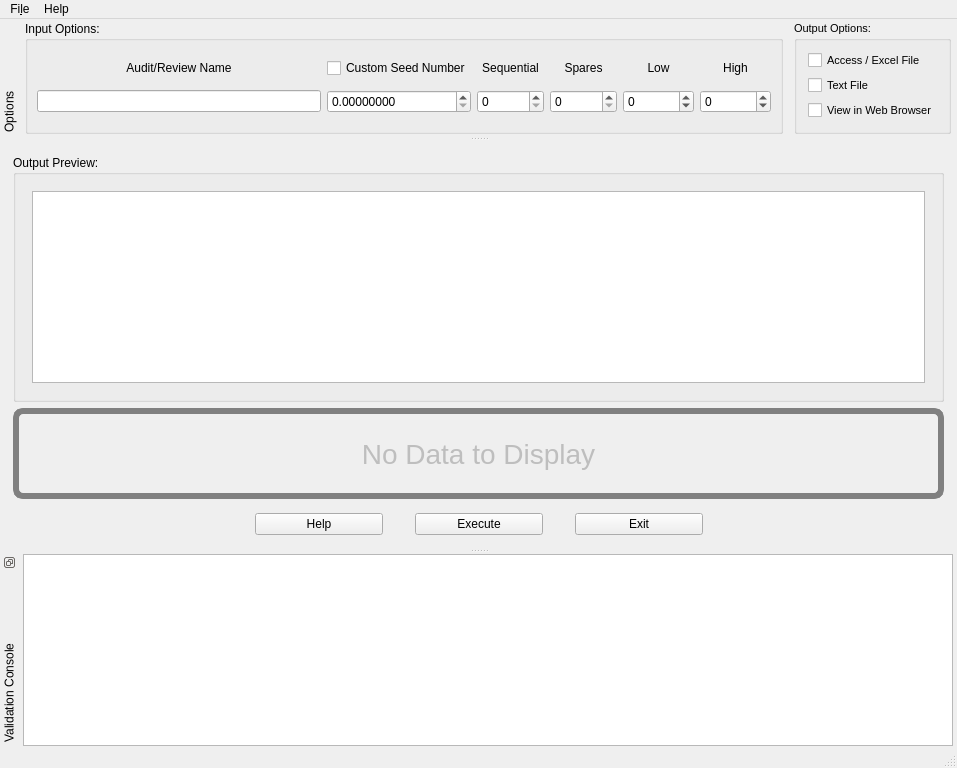
Above: products/RAT-STATS/rstats_modules/single_stage_random_numbers/src/UIRStatsSSRN.ui from cbtek/RStats2017 before the change. Below: the same form after it.
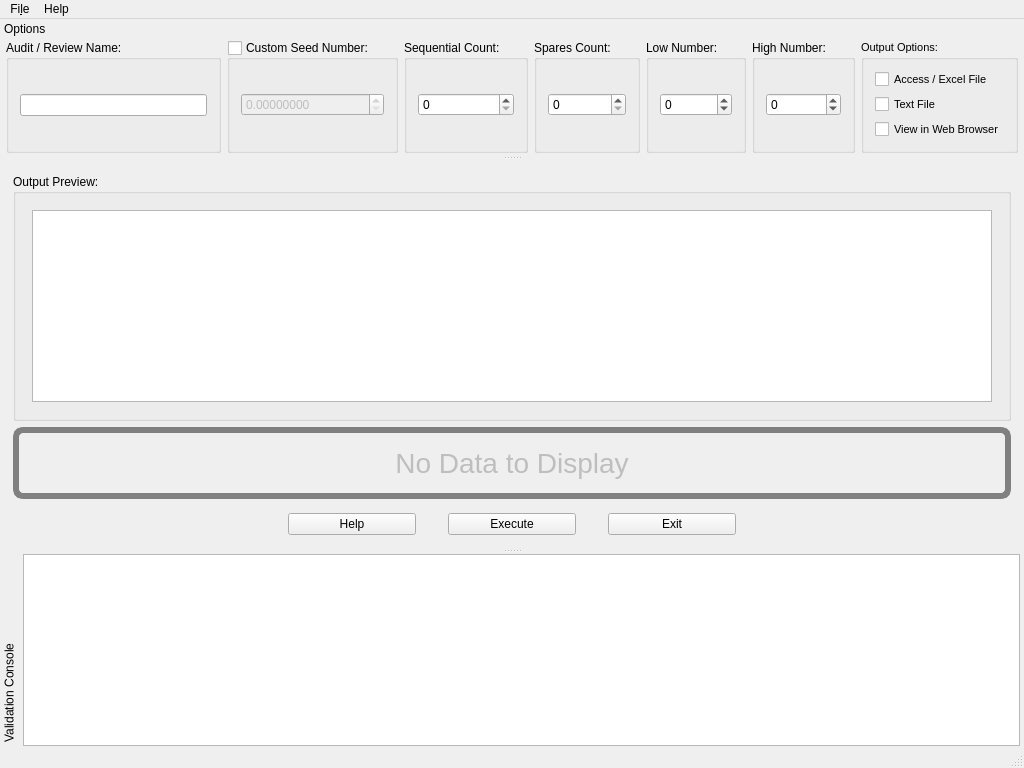
That is the form after the change.

Commit message: Added fixes for RAT-STATS Updated main launch menu with simple lists Updated SSRN to work better with screen readers

Patch:
```diff
--- a/products/RAT-STATS/rstats_modules/single_stage_random_numbers/src/UIRStatsSSRN.ui
+++ b/products/RAT-STATS/rstats_modules/single_stage_random_numbers/src/UIRStatsSSRN.ui
@@ -6,7 +6,7 @@
    <rect>
     <x>0</x>
     <y>0</y>
-    <width>957</width>
+    <width>1024</width>
     <height>768</height>
    </rect>
   </property>
@@ -231,7 +231,7 @@
   </widget>
   <widget class="QDockWidget" name="m_dockOptions">
    <property name="features">
-    <set>QDockWidget::DockWidgetMovable|QDockWidget::DockWidgetVerticalTitleBar</set>
+    <set>QDockWidget::NoDockWidgetFeatures</set>
    </property>
    <property name="allowedAreas">
     <set>Qt::BottomDockWidgetArea|Qt::TopDockWidgetArea</set>
@@ -260,7 +260,7 @@
       <widget class="QFrame" name="m_frmOptions">
        <layout class="QHBoxLayout" name="horizontalLayout_4">
         <property name="spacing">
-         <number>11</number>
+         <number>6</number>
         </property>
         <property name="leftMargin">
          <number>2</number>
@@ -277,39 +277,58 @@
         <item>
          <widget class="QGroupBox" name="m_grpNumberingOptions">
           <property name="sizePolicy">
-           <sizepolicy hsizetype="Preferred" vsizetype="Preferred">
+           <sizepolicy hsizetype="Expanding" vsizetype="Preferred">
             <horstretch>0</horstretch>
             <verstretch>0</verstretch>
            </sizepolicy>
           </property>
           <property name="title">
-           <string>Input Options:</string>
+           <string>Audit / Review Name:</string>
           </property>
-          <layout class="QGridLayout" name="gridLayout">
+          <layout class="QVBoxLayout" name="verticalLayout_13">
+           <property name="leftMargin">
+            <number>11</number>
+           </property>
            <property name="topMargin">
             <number>11</number>
            </property>
+           <property name="rightMargin">
+            <number>11</number>
+           </property>
            <property name="bottomMargin">
             <number>11</number>
            </property>
-           <item row="0" column="3">
-            <widget class="QLabel" name="label_2">
-             <property name="text">
-              <string>Spares</string>
-             </property>
-             <property name="alignment">
-              <set>Qt::AlignCenter</set>
-             </property>
-            </widget>
+           <item>
+            <widget class="QLineEdit" name="m_txtAuditName"/>
            </item>
-           <item row="1" column="2">
-            <widget class="QSpinBox" name="m_spnOrder">
-             <property name="maximum">
-              <number>100000</number>
-             </property>
-            </widget>
-           </item>
-           <item row="1" column="1">
+          </layout>
+         </widget>
+        </item>
+        <item>
+         <widget class="QGroupBox" name="verticalGroupBox_4">
+          <property name="title">
+           <string>Custom Seed Number:</string>
+          </property>
+          <property name="checkable">
+           <bool>true</bool>
+          </property>
+          <property name="checked">
+           <bool>false</bool>
+          </property>
+          <layout class="QVBoxLayout" name="verticalLayout_12">
+           <property name="leftMargin">
+            <number>11</number>
+           </property>
+           <property name="topMargin">
+            <number>11</number>
+           </property>
+           <property name="rightMargin">
+            <number>11</number>
+           </property>
+           <property name="bottomMargin">
+            <number>11</number>
+           </property>
+           <item>
             <widget class="QDoubleSpinBox" name="m_spnSeed">
              <property name="decimals">
               <number>8</number>
@@ -322,83 +341,121 @@
              </property>
             </widget>
            </item>
-           <item row="1" column="5">
-            <widget class="QSpinBox" name="m_spnHighNumber">
-             <property name="minimum">
-              <number>-999999999</number>
-             </property>
+          </layout>
+         </widget>
+        </item>
+        <item>
+         <widget class="QGroupBox" name="verticalGroupBox_3">
+          <property name="title">
+           <string>Sequential Count:</string>
+          </property>
+          <layout class="QVBoxLayout" name="verticalLayout_10">
+           <property name="leftMargin">
+            <number>11</number>
+           </property>
+           <property name="topMargin">
+            <number>11</number>
+           </property>
+           <property name="rightMargin">
+            <number>11</number>
+           </property>
+           <property name="bottomMargin">
+            <number>11</number>
+           </property>
+           <item>
+            <widget class="QSpinBox" name="m_spnOrder">
              <property name="maximum">
-              <number>999999999</number>
+              <number>100000</number>
              </property>
             </widget>
            </item>
-           <item row="1" column="4">
-            <widget class="QSpinBox" name="m_spnLowNumber">
-             <property name="minimum">
-              <number>-999999999</number>
-             </property>
-             <property name="maximum">
-              <number>999999999</number>
-             </property>
-            </widget>
-           </item>
-           <item row="0" column="2">
-            <widget class="QLabel" name="label">
-             <property name="text">
-              <string>Sequential</string>
-             </property>
-             <property name="alignment">
-              <set>Qt::AlignCenter</set>
-             </property>
-            </widget>
-           </item>
-           <item row="0" column="4">
-            <widget class="QLabel" name="label_3">
-             <property name="text">
-              <string>Low</string>
-             </property>
-             <property name="alignment">
-              <set>Qt::AlignCenter</set>
-             </property>
-            </widget>
-           </item>
-           <item row="0" column="5">
-            <widget class="QLabel" name="label_4">
-             <property name="text">
-              <string>High</string>
-             </property>
-             <property name="alignment">
-              <set>Qt::AlignCenter</set>
-             </property>
-            </widget>
-           </item>
-           <item row="1" column="3">
+          </layout>
+         </widget>
+        </item>
+        <item>
+         <widget class="QGroupBox" name="verticalGroupBox_2">
+          <property name="title">
+           <string>Spares Count:</string>
+          </property>
+          <layout class="QVBoxLayout" name="verticalLayout_9">
+           <property name="leftMargin">
+            <number>11</number>
+           </property>
+           <property name="topMargin">
+            <number>11</number>
+           </property>
+           <property name="rightMargin">
+            <number>11</number>
+           </property>
+           <property name="bottomMargin">
+            <number>11</number>
+           </property>
+           <item>
             <widget class="QSpinBox" name="m_spnSpares">
              <property name="maximum">
               <number>100000</number>
              </property>
             </widget>
            </item>
-           <item row="1" column="0">
-            <widget class="QLineEdit" name="m_txtAuditName"/>
-           </item>
-           <item row="0" column="0">
-            <widget class="QLabel" name="label_6">
-             <property name="text">
-              <string>Audit/Review Name</string>
+          </layout>
+         </widget>
+        </item>
+        <item>
+         <widget class="QGroupBox" name="verticalGroupBox">
+          <property name="title">
+           <string>Low Number:</string>
+          </property>
+          <layout class="QVBoxLayout" name="verticalLayout_8">
+           <property name="leftMargin">
+            <number>11</number>
+           </property>
+           <property name="topMargin">
+            <number>11</number>
+           </property>
+           <property name="rightMargin">
+            <number>11</number>
+           </property>
+           <property name="bottomMargin">
+            <number>11</number>
+           </property>
+           <item>
+            <widget class="QSpinBox" name="m_spnLowNumber">
+             <property name="minimum">
+              <number>-999999999</number>
              </property>
-             <property name="alignment">
-              <set>Qt::AlignCenter</set>
+             <property name="maximum">
+              <number>999999999</number>
              </property>
             </widget>
            </item>
-           <item row="0" column="1">
-            <widget class="QCheckBox" name="m_chkCustomSeed">
-             <property name="text">
-              <string>Custom Seed Number</string>
+          </layout>
+         </widget>
+        </item>
+        <item>
+         <widget class="QGroupBox" name="verticalGroupBox">
+          <property name="title">
+           <string>High Number:</string>
+          </property>
+          <layout class="QVBoxLayout" name="verticalLayout_7">
+           <property name="leftMargin">
+            <number>11</number>
+           </property>
+           <property name="topMargin">
+            <number>11</number>
+           </property>
+           <property name="rightMargin">
+            <number>11</number>
+           </property>
+           <property name="bottomMargin">
+            <number>11</number>
+           </property>
+           <item>
+            <widget class="QSpinBox" name="m_spnHighNumber">
+             <property name="minimum">
+              <number>-999999999</number>
              </property>
-             <property name="checked">
-              <bool>false</bool>
+             <property name="maximum">
+              <number>999999999</number>
              </property>
             </widget>
            </item>
@@ -469,7 +526,7 @@
     <rect>
      <x>0</x>
      <y>0</y>
-     <width>957</width>
+     <width>1024</width>
      <height>20</height>
     </rect>
    </property>
@@ -506,7 +563,7 @@
     </size>
    </property>
    <property name="features">
-    <set>QDockWidget::DockWidgetFloatable|QDockWidget::DockWidgetMovable|QDockWidget::DockWidgetVerticalTitleBar</set>
+    <set>QDockWidget::DockWidgetVerticalTitleBar</set>
    </property>
    <property name="allowedAreas">
     <set>Qt::BottomDockWidgetArea|Qt::TopDockWidgetArea</set>
```
Left out of the diff: 3 changed lines with no effect on the pictures. The commit also changes 33 other files.
